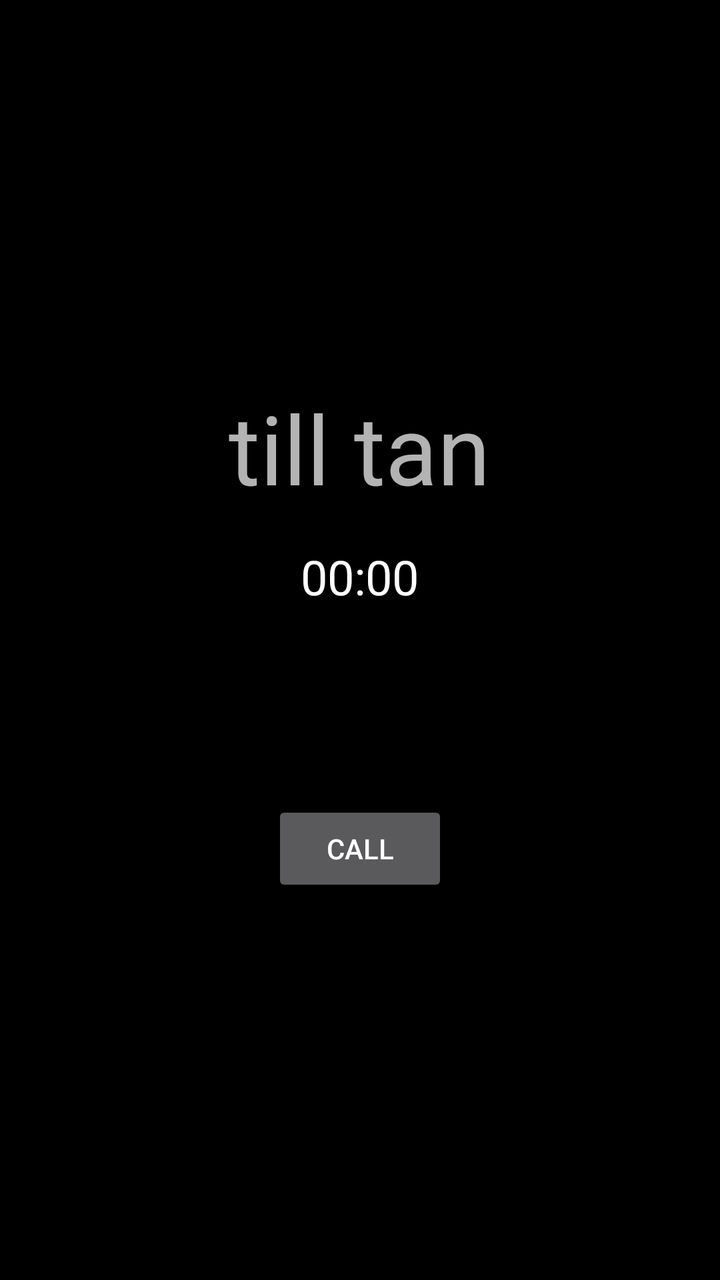
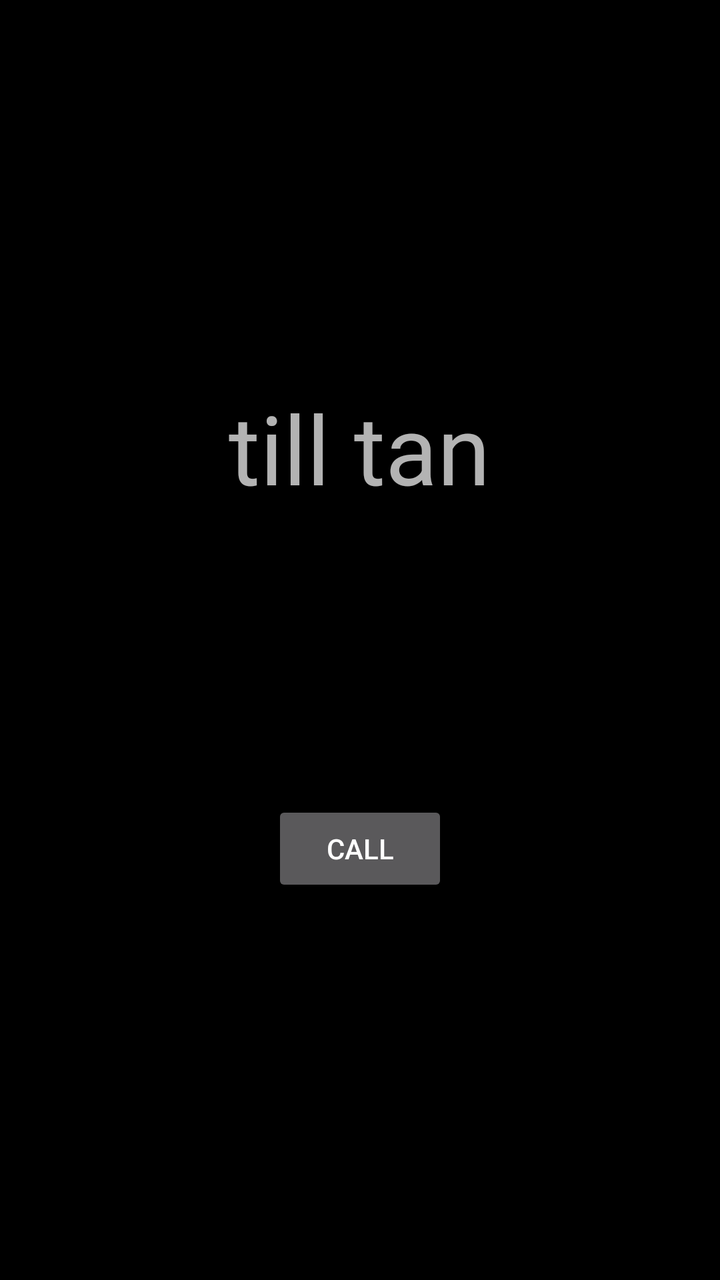

The first picture is an Android layout as it rendered before a commit; the second is the same layout after the commit. The layout source and the unified diff follow.
<!-- AndroidManifest.xml: application theme Theme.Tilltan -->
<!-- res/layout/lock.xml -->
<?xml version="1.0" encoding="utf-8"?>
<LinearLayout xmlns:android="http://schemas.android.com/apk/res/android"
    android:layout_width="match_parent"
    android:layout_height="match_parent"
    android:orientation="vertical"
    android:gravity="center"
    android:padding="32dp">

    <TextView
        android:text="@string/till_tan"
        android:textSize="48sp"
        android:layout_width="wrap_content"
        android:layout_height="wrap_content" />

    <Chronometer
        android:id="@+id/left"
        android:countDown="true"
        android:textSize="24sp"
        android:layout_marginTop="16dp"
        android:layout_width="wrap_content"
        android:layout_height="wrap_content" />

    <Button
        android:id="@+id/call"
        android:text="@string/call"
        android:layout_marginTop="96dp"
        android:layout_width="wrap_content"
        android:layout_height="wrap_content" />
</LinearLayout>
<!-- resources referenced by this layout -->
<resources>
  <string name="call">Call</string>
  <string name="till_tan">till tan</string>
  <style name="Theme.Tilltan" parent="android:Theme.Material.NoActionBar">
          <item name="android:windowBackground">@android:color/black</item>
      </style>
</resources>

<!-- the commit's change to res/layout/lock.xml (unified diff, before → after) -->
@@ -12,9 +12,8 @@
         android:layout_width="wrap_content"
         android:layout_height="wrap_content" />
 
-    <Chronometer
+    <TextView
         android:id="@+id/left"
-        android:countDown="true"
         android:textSize="24sp"
         android:layout_marginTop="16dp"
         android:layout_width="wrap_content"
